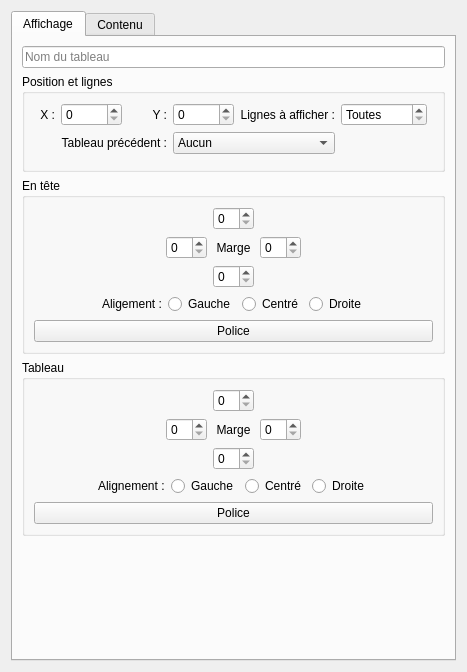
Before: the Qt Designer form sources/qetgraphicsitem/ViewItem/ui/graphicstablepropertieseditor.ui in qelectrotech/qelectrotech-source-mirror, drawn with Qt 5.
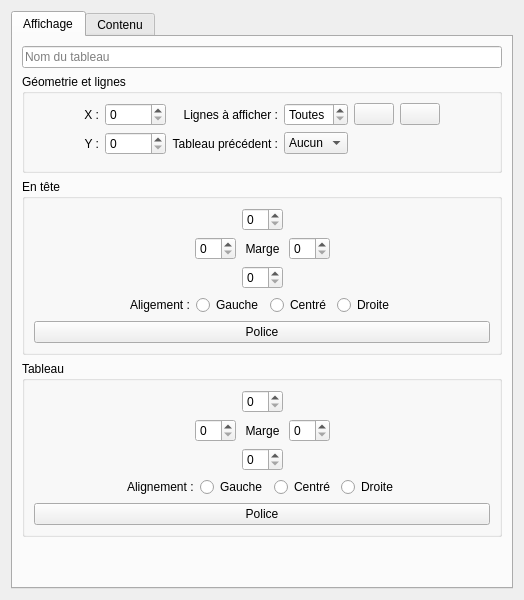
After: the same form once the commit is applied. Icons and pictures are not drawn.

Commit message:
graphics table properties editor : Add two buttons new button
Add new two new buttons :
1. Adjust the selected table to fit as well into folio.
2. Set current geometry to all linked tables : Apply the geometry (pos,
height, width, row to display) of the selected table to all linked
tables.

Diff of the .ui file:
```diff
--- a/sources/qetgraphicsitem/ViewItem/ui/graphicstablepropertieseditor.ui
+++ b/sources/qetgraphicsitem/ViewItem/ui/graphicstablepropertieseditor.ui
@@ -6,8 +6,8 @@
    <rect>
     <x>0</x>
     <y>0</y>
-    <width>467</width>
-    <height>672</height>
+    <width>524</width>
+    <height>600</height>
    </rect>
   </property>
   <property name="windowTitle">
@@ -37,10 +37,31 @@
        <item>
         <widget class="QGroupBox" name="groupBox">
          <property name="title">
-          <string>Position et lignes</string>
+          <string>Géometrie et lignes</string>
          </property>
-         <layout class="QGridLayout" name="gridLayout_2">
-          <item row="1" column="4" colspan="2">
+         <layout class="QGridLayout" name="gridLayout_2" columnstretch="0,0,0,0,0,0,0,0">
+          <item row="0" column="6">
+           <widget class="QPushButton" name="m_apply_geometry_to_linked_table_pb">
+            <property name="toolTip">
+             <string>Appliquer la géometrie à tous les tableaux liée à celui-ci</string>
+            </property>
+            <property name="text">
+             <string/>
+            </property>
+            <property name="icon">
+             <iconset resource="../../../../qelectrotech.qrc">
+              <normaloff>:/ico/22x22/all_pages.png</normaloff>:/ico/22x22/all_pages.png</iconset>
+            </property>
+           </widget>
+          </item>
+          <item row="1" column="2">
+           <widget class="QSpinBox" name="m_y_pos">
+            <property name="maximum">
+             <number>10000</number>
+            </property>
+           </widget>
+          </item>
+          <item row="1" column="4">
            <widget class="QComboBox" name="m_previous_table_cb">
             <property name="insertPolicy">
              <enum>QComboBox::InsertAtBottom</enum>
@@ -52,37 +73,7 @@
             </item>
            </widget>
           </item>
-          <item row="0" column="6" colspan="2">
-           <widget class="QSpinBox" name="m_display_n_row_sb">
-            <property name="specialValueText">
-             <string>Toutes</string>
-            </property>
-            <property name="maximum">
-             <number>999</number>
-            </property>
-           </widget>
-          </item>
-          <item row="0" column="5">
-           <widget class="QLabel" name="label">
-            <property name="text">
-             <string>Lignes à afficher :</string>
-            </property>
-            <property name="alignment">
-             <set>Qt::AlignRight|Qt::AlignTrailing|Qt::AlignVCenter</set>
-            </property>
-           </widget>
-          </item>
-          <item row="0" column="3">
-           <widget class="QLabel" name="label_7">
-            <property name="text">
-             <string>Y :</string>
-            </property>
-            <property name="alignment">
-             <set>Qt::AlignRight|Qt::AlignTrailing|Qt::AlignVCenter</set>
-            </property>
-           </widget>
-          </item>
-          <item row="1" column="7">
+          <item row="1" column="6">
            <widget class="QPushButton" name="m_next_pb">
             <property name="enabled">
              <bool>true</bool>
@@ -102,49 +93,6 @@
             </property>
            </widget>
           </item>
-          <item row="0" column="1">
-           <widget class="QLabel" name="label_8">
-            <property name="text">
-             <string>X :</string>
-            </property>
-            <property name="alignment">
-             <set>Qt::AlignRight|Qt::AlignTrailing|Qt::AlignVCenter</set>
-            </property>
-           </widget>
-          </item>
-          <item row="0" column="0">
-           <spacer name="horizontalSpacer">
-            <property name="orientation">
-             <enum>Qt::Horizontal</enum>
-            </property>
-            <property name="sizeHint" stdset="0">
-             <size>
-              <width>40</width>
-              <height>20</height>
-             </size>
-            </property>
-           </spacer>
-          </item>
-          <item row="1" column="6">
-           <widget class="QPushButton" name="m_previous_pb">
-            <property name="enabled">
-             <bool>true</bool>
-            </property>
-            <property name="toolTip">
-             <string>Tableau précédent</string>
-            </property>
-            <property name="text">
-             <string/>
-            </property>
-            <property name="icon">
-             <iconset resource="../../../../qelectrotech.qrc">
-              <normaloff>:/ico/16x16/arrow-left.png</normaloff>:/ico/16x16/arrow-left.png</iconset>
-            </property>
-            <property name="flat">
-             <bool>true</bool>
-            </property>
-           </widget>
-          </item>
           <item row="0" column="2">
            <widget class="QSpinBox" name="m_x_pos">
             <property name="maximum">
@@ -152,7 +100,47 @@
             </property>
            </widget>
           </item>
-          <item row="2" column="1" colspan="7">
+          <item row="0" column="0">
+           <spacer name="horizontalSpacer">
+            <property name="orientation">
+             <enum>Qt::Horizontal</enum>
+            </property>
+            <property name="sizeHint" stdset="0">
+             <size>
+              <width>40</width>
+              <height>20</height>
+             </size>
+            </property>
+           </spacer>
+          </item>
+          <item row="1" column="7">
+           <spacer name="horizontalSpacer_2">
+            <property name="orientation">
+             <enum>Qt::Horizontal</enum>
+            </property>
+            <property name="sizeHint" stdset="0">
+             <size>
+              <width>40</width>
+              <height>20</height>
+             </size>
+            </property>
+           </spacer>
+          </item>
+          <item row="0" column="5">
+           <widget class="QPushButton" name="m_auto_geometry_pb">
+            <property name="toolTip">
+             <string>Ajuster le tableau au folio</string>
+            </property>
+            <property name="text">
+             <string/>
+            </property>
+            <property name="icon">
+             <iconset resource="../../../../qelectrotech.qrc">
+              <normaloff>:/ico/22x22/zoom-fit-best.png</normaloff>:/ico/22x22/zoom-fit-best.png</iconset>
+            </property>
+           </widget>
+          </item>
+          <item row="2" column="1" colspan="6">
            <widget class="QWidget" name="widget_3" native="true">
             <layout class="QHBoxLayout" name="horizontalLayout_3">
              <property name="leftMargin">
@@ -170,27 +158,37 @@
             </layout>
            </widget>
           </item>
+          <item row="0" column="3">
+           <widget class="QLabel" name="label">
+            <property name="text">
+             <string>Lignes à afficher :</string>
+            </property>
+            <property name="alignment">
+             <set>Qt::AlignRight|Qt::AlignTrailing|Qt::AlignVCenter</set>
+            </property>
+           </widget>
+          </item>
+          <item row="0" column="1">
+           <widget class="QLabel" name="label_8">
+            <property name="text">
+             <string>X :</string>
+            </property>
+            <property name="alignment">
+             <set>Qt::AlignRight|Qt::AlignTrailing|Qt::AlignVCenter</set>
+            </property>
+           </widget>
+          </item>
           <item row="0" column="4">
-           <widget class="QSpinBox" name="m_y_pos">
+           <widget class="QSpinBox" name="m_display_n_row_sb">
+            <property name="specialValueText">
+             <string>Toutes</string>
+            </property>
             <property name="maximum">
-             <number>10000</number>
+             <number>999</number>
             </property>
            </widget>
           </item>
-          <item row="0" column="8">
-           <spacer name="horizontalSpacer_2">
-            <property name="orientation">
-             <enum>Qt::Horizontal</enum>
-            </property>
-            <property name="sizeHint" stdset="0">
-             <size>
-              <width>40</width>
-              <height>20</height>
-             </size>
-            </property>
-           </spacer>
-          </item>
-          <item row="1" column="2" colspan="2">
+          <item row="1" column="3">
            <widget class="QLabel" name="label_3">
             <property name="text">
              <string>Tableau précédent :</string>
@@ -200,6 +198,36 @@
             </property>
            </widget>
           </item>
+          <item row="1" column="5">
+           <widget class="QPushButton" name="m_previous_pb">
+            <property name="enabled">
+             <bool>true</bool>
+            </property>
+            <property name="toolTip">
+             <string>Tableau précédent</string>
+            </property>
+            <property name="text">
+             <string/>
+            </property>
+            <property name="icon">
+             <iconset resource="../../../../qelectrotech.qrc">
+              <normaloff>:/ico/16x16/arrow-left.png</normaloff>:/ico/16x16/arrow-left.png</iconset>
+            </property>
+            <property name="flat">
+             <bool>true</bool>
+            </property>
+           </widget>
+          </item>
+          <item row="1" column="1">
+           <widget class="QLabel" name="label_7">
+            <property name="text">
+             <string>Y :</string>
+            </property>
+            <property name="alignment">
+             <set>Qt::AlignRight|Qt::AlignTrailing|Qt::AlignVCenter</set>
+            </property>
+           </widget>
+          </item>
          </layout>
         </widget>
        </item>
```
Left out of the diff: 32 changed lines with no effect on the pictures. The commit also changes 6 other files.
